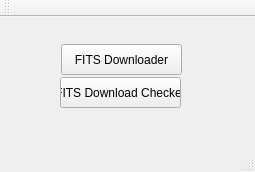
This is Zdeny_PhD_Shenanigans/Gui/Windows/FITS/WindowFITS.ui in zdenyhraz/shenanigans as Qt 5 draws it before an edit. The edited form follows.
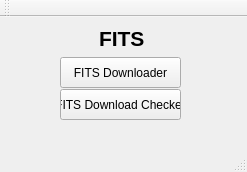
This is the edited form.

Commit message: F E E T S

Patch:
```diff
--- a/Zdeny_PhD_Shenanigans/Gui/Windows/FITS/WindowFITS.ui
+++ b/Zdeny_PhD_Shenanigans/Gui/Windows/FITS/WindowFITS.ui
@@ -6,7 +6,7 @@
    <rect>
     <x>0</x>
     <y>0</y>
-    <width>255</width>
+    <width>247</width>
     <height>172</height>
    </rect>
   </property>
@@ -17,8 +17,8 @@
    <widget class="QPushButton" name="pushButton">
     <property name="geometry">
      <rect>
-      <x>61</x>
-      <y>27</y>
+      <x>60</x>
+      <y>40</y>
       <width>121</width>
       <height>31</height>
      </rect>
@@ -31,7 +31,7 @@
     <property name="geometry">
      <rect>
       <x>60</x>
-      <y>60</y>
+      <y>72</y>
       <width>121</width>
       <height>31</height>
      </rect>
@@ -40,6 +40,26 @@
      <string>FITS Download Checker</string>
     </property>
    </widget>
+   <widget class="QLabel" name="label_13">
+    <property name="geometry">
+     <rect>
+      <x>99</x>
+      <y>11</y>
+      <width>111</width>
+      <height>21</height>
+     </rect>
+    </property>
+    <property name="font">
+     <font>
+      <pointsize>16</pointsize>
+      <weight>75</weight>
+      <bold>true</bold>
+     </font>
+    </property>
+    <property name="text">
+     <string>FITS</string>
+    </property>
+   </widget>
   </widget>
   <widget class="QMenuBar" name="menuBar">
    <property name="geometry">
```
Left out of the diff: 2 changed lines with no effect on the pictures.
